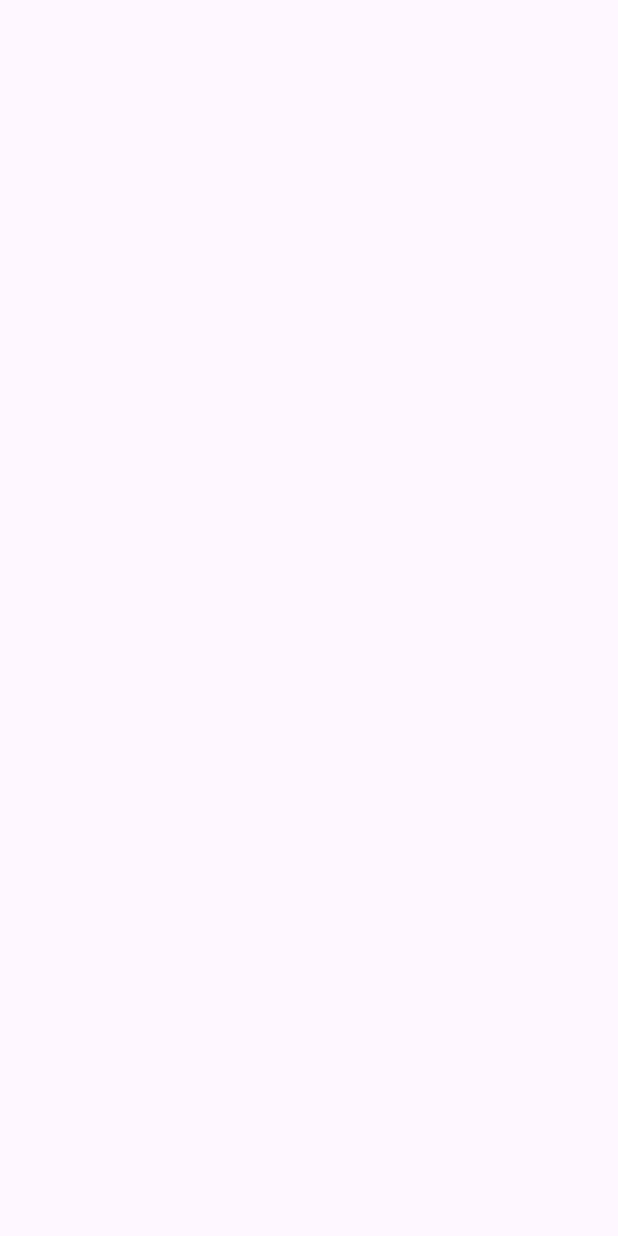
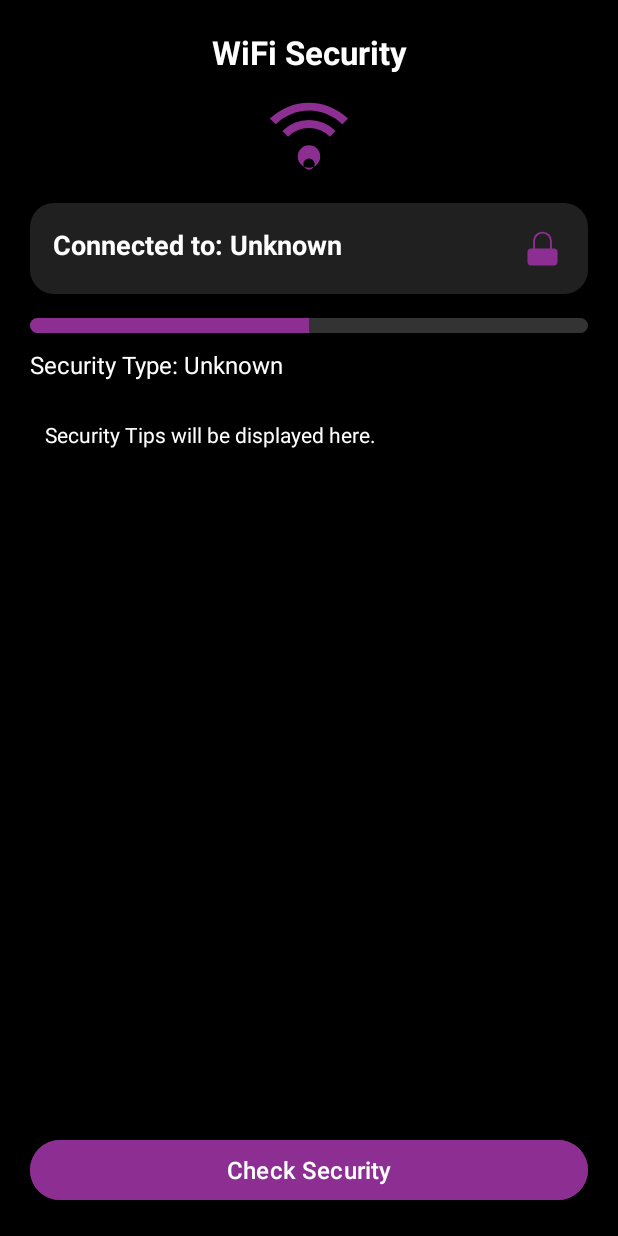
Before and after one commit to ThembiShongwe/WatchGuard, an Android app: the WifiSecurity screen opened directly, with no data from a screen before it, on a phone screen of 412 x 824 dp. Before the commit the screen is empty. Run offline under Robolectric (Android 15) with nearby library versions, the phone set to English and light mode, and no system bars.

Commit message:
WiFi security added

```diff
--- /dev/null
+++ b/app/src/main/res/drawable/card_background.xml
@@ -0,0 +1,6 @@
+<shape xmlns:android="http://schemas.android.com/apk/res/android"
+    android:shape="rectangle">
+    <corners android:radius="16dp"/>
+    <solid android:color="#202020"/> <!-- Dark gray for contrast -->
+    <padding android:left="10dp" android:right="10dp" android:top="10dp" android:bottom="10dp"/>
+</shape>
--- /dev/null
+++ b/app/src/main/res/drawable/ic_lock.xml
@@ -0,0 +1,10 @@
+<vector xmlns:android="http://schemas.android.com/apk/res/android"
+    android:width="24dp"
+    android:height="24dp"
+    android:viewportWidth="24"
+    android:viewportHeight="24"
+    android:tint="@color/pink">
+    <path
+        android:fillColor="@color/pink"
+        android:pathData="M12,17a1,1 0 0,1 -1,-1v-2a1,1 0 0,1 2,0v2a1,1 0 0,1 -1,1M17,8v4h1a2,2 0 0,1 2,2v5a2,2 0 0,1 -2,2H6a2,2 0 0,1 -2,-2v-5a2,2 0 0,1 2,-2h1V8a5,5 0 0,1 10,0M8,8v4h8V8a4,4 0 0,0 -8,0" />
+</vector>
--- /dev/null
+++ b/app/src/main/res/drawable/ic_wifi.xml
@@ -0,0 +1,10 @@
+<vector xmlns:android="http://schemas.android.com/apk/res/android"
+    android:width="24dp"
+    android:height="24dp"
+    android:viewportWidth="24"
+    android:viewportHeight="24"
+    android:tint="@color/pink">
+    <path
+        android:fillColor="@color/pink"
+        android:pathData="M12,18.5a1.5,1.5 0 1,1 0 3a1.5,1.5 0 1,1 0 -3M4.9,11.2l1.5,1.5a8,8 0 0,1 11.2,0l1.5,-1.5a10,10 0 0,0 -14.2,0M1.6,7.9l1.5,1.5a12.7,12.7 0 0,1 17.8,0l1.5,-1.5a14.9,14.9 0 0,0 -20.8,0M12,21a3,3 0 1,0 0 -6a3,3 0 0,0 0 6" />
+</vector>
--- /dev/null
+++ b/app/src/main/res/drawable/progress_bar.xml
@@ -0,0 +1,19 @@
+<layer-list xmlns:android="http://schemas.android.com/apk/res/android">
+    <!-- Background -->
+    <item android:id="@android:id/background">
+        <shape>
+            <corners android:radius="5dp"/>
+            <solid android:color="#333333"/> <!-- Dark gray background -->
+        </shape>
+    </item>
+
+    <!-- Progress -->
+    <item android:id="@android:id/progress">
+        <clip>
+            <shape>
+                <corners android:radius="5dp"/>
+                <solid android:color="@color/pink"/> <!-- Progress color -->
+            </shape>
+        </clip>
+    </item>
+</layer-list>
--- a/app/src/main/res/layout/activity_wifi_security.xml
+++ b/app/src/main/res/layout/activity_wifi_security.xml
@@ -1,10 +1,128 @@
 <?xml version="1.0" encoding="utf-8"?>
-<androidx.constraintlayout.widget.ConstraintLayout xmlns:android="http://schemas.android.com/apk/res/android"
+<androidx.constraintlayout.widget.ConstraintLayout
+    xmlns:android="http://schemas.android.com/apk/res/android"
     xmlns:app="http://schemas.android.com/apk/res-auto"
     xmlns:tools="http://schemas.android.com/tools"
     android:id="@+id/main"
     android:layout_width="match_parent"
     android:layout_height="match_parent"
+    android:padding="20dp"
+    android:background="@color/black"
     tools:context=".WifiSecurity">
 
+    <!-- WiFi Security Title -->
+    <TextView
+        android:id="@+id/tvTitle"
+        android:layout_width="wrap_content"
+        android:layout_height="wrap_content"
+        android:text="WiFi Security"
+        android:textSize="22sp"
+        android:textStyle="bold"
+        android:textColor="@color/white"
+        app:layout_constraintTop_toTopOf="parent"
+        app:layout_constraintStart_toStartOf="parent"
+        app:layout_constraintEnd_toEndOf="parent"/>
+
+    <!-- WiFi Icon -->
+    <ImageView
+        android:id="@+id/ivWifiIcon"
+        android:layout_width="60dp"
+        android:layout_height="60dp"
+        android:src="@drawable/ic_wifi"
+        android:tint="@color/pink"
+        app:layout_constraintTop_toBottomOf="@id/tvTitle"
+        app:layout_constraintStart_toStartOf="parent"
+        app:layout_constraintEnd_toEndOf="parent"
+        android:layout_marginTop="10dp"/>
+
+    <!-- WiFi Name Card -->
+    <LinearLayout
+        android:id="@+id/llWifiStatus"
+        android:layout_width="match_parent"
+        android:layout_height="wrap_content"
+        android:background="@drawable/card_background"
+        android:padding="15dp"
+        android:orientation="horizontal"
+        app:layout_constraintTop_toBottomOf="@id/ivWifiIcon"
+        app:layout_constraintStart_toStartOf="parent"
+        app:layout_constraintEnd_toEndOf="parent"
+        android:layout_marginTop="16dp">
+
+        <TextView
+            android:id="@+id/tvWifiStatus"
+            android:layout_width="0dp"
+            android:layout_height="wrap_content"
+            android:layout_weight="1"
+            android:text="Connected to: Unknown"
+            android:textSize="18sp"
+            android:textColor="@color/white"
+            android:textStyle="bold"/>
+
+        <ImageView
+            android:id="@+id/ivSecureIcon"
+            android:layout_width="30dp"
+            android:layout_height="30dp"
+            android:src="@drawable/ic_lock"
+            android:tint="@color/pink"/>
+    </LinearLayout>
+
+    <!-- Security Level Indicator -->
+    <ProgressBar
+        android:id="@+id/pbSecurityLevel"
+        style="@android:style/Widget.ProgressBar.Horizontal"
+        android:layout_width="match_parent"
+        android:layout_height="10dp"
+        android:max="100"
+        android:progress="50"
+        android:progressDrawable="@drawable/progress_bar"
+        app:layout_constraintTop_toBottomOf="@id/llWifiStatus"
+        app:layout_constraintStart_toStartOf="parent"
+        app:layout_constraintEnd_toEndOf="parent"
+        android:layout_marginTop="16dp"/>
+
+    <TextView
+        android:id="@+id/tvSecurityType"
+        android:layout_width="wrap_content"
+        android:layout_height="wrap_content"
+        android:text="Security Type: Unknown"
+        android:textSize="16sp"
+        android:textColor="@color/white"
+        app:layout_constraintTop_toBottomOf="@id/pbSecurityLevel"
+        app:layout_constraintStart_toStartOf="parent"
+        android:layout_marginTop="10dp"/>
+
+    <!-- Security Tips Section -->
+    <ScrollView
+        android:layout_width="match_parent"
+        android:layout_height="0dp"
+        android:layout_marginTop="16dp"
+        app:layout_constraintTop_toBottomOf="@id/tvSecurityType"
+        app:layout_constraintStart_toStartOf="parent"
+        app:layout_constraintEnd_toEndOf="parent"
+        app:layout_constraintBottom_toTopOf="@id/btnScanWifi">
+
+        <TextView
+            android:id="@+id/tvImprovementTips"
+            android:layout_width="match_parent"
+            android:layout_height="wrap_content"
+            android:text="Security Tips will be displayed here."
+            android:textSize="14sp"
+            android:textColor="@color/white"
+            android:padding="10dp"/>
+    </ScrollView>
+
+    <!-- Scan WiFi Button -->
+    <Button
+        android:id="@+id/btnScanWifi"
+        android:layout_width="match_parent"
+        android:layout_height="wrap_content"
+        android:text="Check Security"
+        android:textSize="16sp"
+        android:backgroundTint="@color/pink"
+        android:textColor="@color/white"
+        android:layout_marginTop="16dp"
+        app:layout_constraintBottom_toBottomOf="parent"
+        app:layout_constraintStart_toStartOf="parent"
+        app:layout_constraintEnd_toEndOf="parent"/>
+
 </androidx.constraintlayout.widget.ConstraintLayout>
```
Also changed, not shown: app/src/main/AndroidManifest.xml (+26 -33 lines), app/src/main/java/com/example/watchguard/WifiSecurity.java (+118 -9 lines).
